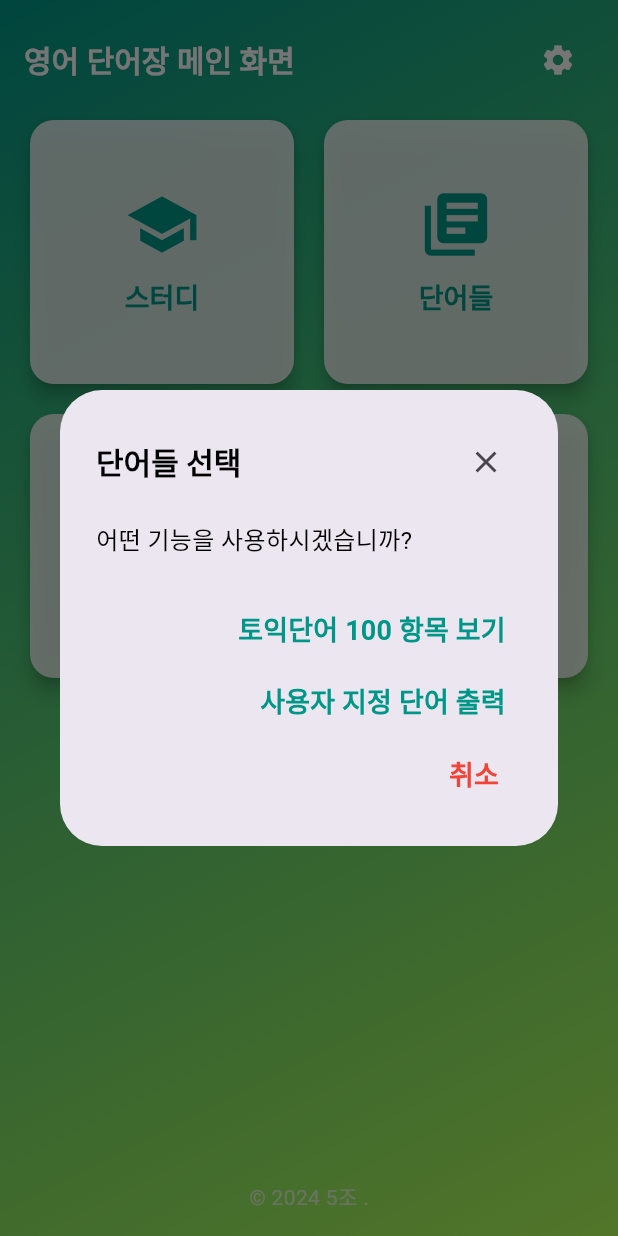
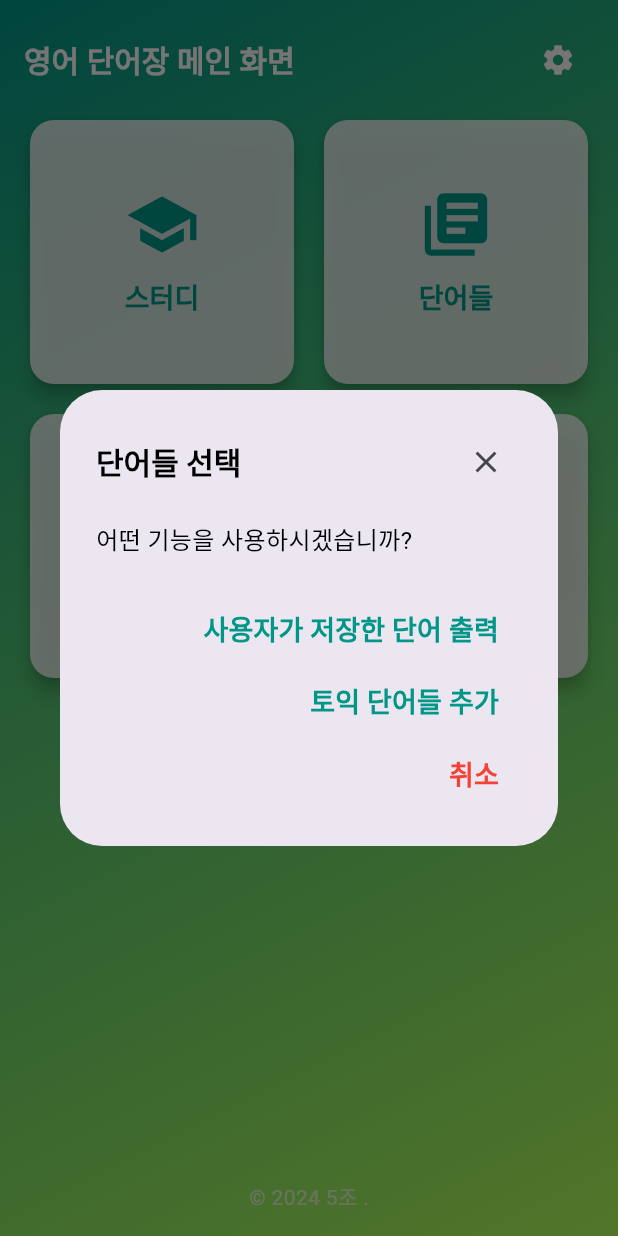
Before and after one commit to Cheon31/english_study, a Flutter app: the screen it shows after launch, after a tap on "단어들", on a phone screen of 412 x 824 dp. Run offline on Flutter 3.47's test engine with Material 3 defaults, Android fonts, the light colour scheme and no system bars; our stand-ins replace flutter_tts, google_fonts, sqflite; accounts and stored records are empty.

Commit message:
데이터 베이스 구조 수정으로
사용자가 직접 수정한 단어일 경우 챕터 99로 저장되겠금 가라로 수정하였으며

단어 와 리스트를 하나로 결합시킨다

단어들 버튼을 누르면 토익 단어 100 사용자 단어 선택 할수 있는 팝업창이 노출 된다.

```diff
--- a/lib/main.dart
+++ b/lib/main.dart
@@ -220,7 +220,7 @@ class MainPage extends StatelessWidget {
                                           );
                                         },
                                         child: const Text(
-                                          "토익단어 100 항목 보기",
+                                          "사용자가 저장한 단어 출력 ",
                                           style: TextStyle(color: Colors.teal),
                                         ),
                                       ),
@@ -235,7 +235,7 @@ class MainPage extends StatelessWidget {
                                           );
                                         },
                                         child: const Text(
-                                          "사용자 지정 단어 출력",
+                                          "토익 단어들 추가 ",
                                           style: TextStyle(color: Colors.teal),
                                         ),
                                       ),
```
Also changed, not shown: 2 other files.
